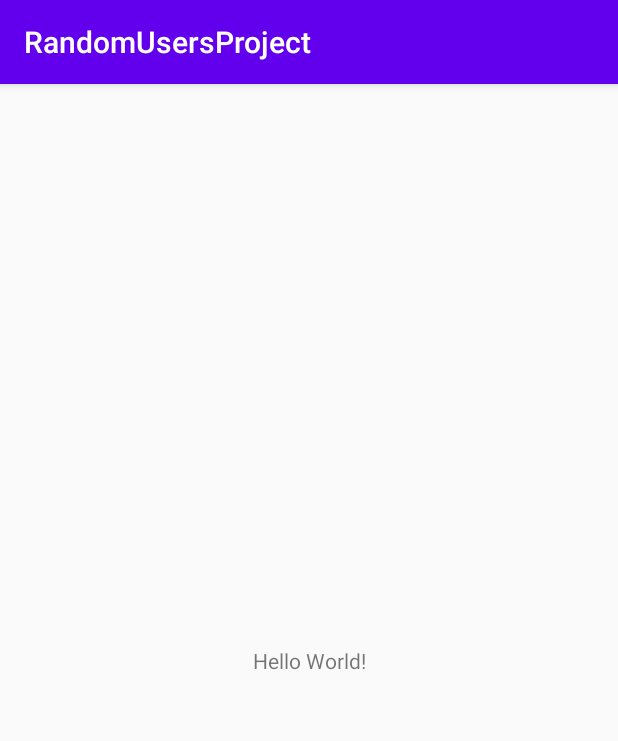
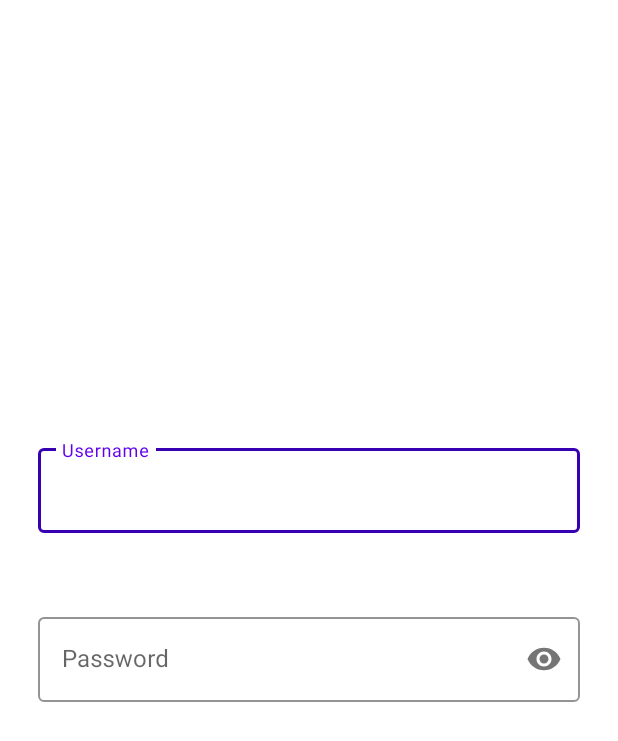
Before and after one commit to lshovgaryan/random_users_app, an Android app: the screen it shows after launch (MainActivity before the commit, LoginActivity after it), on a phone screen of 412 x 824 dp. Shown: the top 741 px of the screen. Run offline under Robolectric (Android 15) with nearby library versions, the phone set to English and light mode, and no system bars; our stand-ins replace data binding; 9 statements that could not run were skipped.

Commit message:
Prepare application sources for MVVM pattern.  Start to create Login Page.

```diff
--- a/app/src/main/AndroidManifest.xml
+++ b/app/src/main/AndroidManifest.xml
@@ -9,7 +9,7 @@
         android:roundIcon="@mipmap/ic_launcher_round"
         android:supportsRtl="true"
         android:theme="@style/AppTheme">
-        <activity android:name=".MainActivity">
+        <activity android:name=".ui.activities.LoginActivity">
             <intent-filter>
                 <action android:name="android.intent.action.MAIN" />
 
--- a/app/src/main/java/com/levon/randomusersproject/MainActivity.kt
+++ /dev/null
@@ -1,12 +0,0 @@
-package com.levon.randomusersproject
-
-import androidx.appcompat.app.AppCompatActivity
-import android.os.Bundle
-
-class MainActivity : AppCompatActivity() {
-
-    override fun onCreate(savedInstanceState: Bundle?) {
-        super.onCreate(savedInstanceState)
-        setContentView(R.layout.activity_main)
-    }
-}
--- /dev/null
+++ b/app/src/main/java/com/levon/randomusersproject/callbacks/LoginCallbacks.kt
@@ -0,0 +1,11 @@
+package com.levon.randomusersproject.callbacks
+
+import android.view.View
+
+interface LoginCallbacks {
+    fun onLoginSuccess()
+    fun onLoginFailure()
+    fun onRegisterSuccess()
+    fun onRegisterFailure()
+    fun onFocusChanged(): View.OnFocusChangeListener
+}
--- /dev/null
+++ b/app/src/main/java/com/levon/randomusersproject/ui/activities/LoginActivity.kt
@@ -0,0 +1,50 @@
+package com.levon.randomusersproject.ui.activities
+
+import android.content.Context
+import android.os.Bundle
+import android.view.View.OnFocusChangeListener
+import android.view.inputmethod.InputMethodManager
+import androidx.appcompat.app.AppCompatActivity
+import androidx.databinding.DataBindingUtil
+import androidx.lifecycle.ViewModelProvider
+import androidx.lifecycle.ViewModelProviders
+import com.levon.randomusersproject.R
+import com.levon.randomusersproject.callbacks.LoginCallbacks
+import com.levon.randomusersproject.databinding.ActivityLoginBinding
+import com.levon.randomusersproject.factories.LoginViewModelFactory
+import com.levon.randomusersproject.viewmodels.LoginViewModel
+
+class LoginActivity : AppCompatActivity(), LoginCallbacks {
+
+    override fun onCreate(savedInstanceState: Bundle?) {
+        super.onCreate(savedInstanceState)
+        val activityLoginBinding: ActivityLoginBinding = DataBindingUtil.
+            setContentView(this, R.layout.activity_login)
+        activityLoginBinding.viewModel = ViewModelProviders
+            .of(this, LoginViewModelFactory(this))
+            .get(LoginViewModel::class.java)
+    }
+
+    override fun onLoginSuccess() {
+
+    }
+
+    override fun onLoginFailure() {
+
+    }
+
+    override fun onRegisterSuccess() {
+
+    }
+
+    override fun onRegisterFailure() {
+
+    }
+
+    override fun onFocusChanged(): OnFocusChangeListener {
+        return OnFocusChangeListener { v, _ ->
+            val imm = getSystemService(Context.INPUT_METHOD_SERVICE) as InputMethodManager
+            imm.hideSoftInputFromWindow(v.windowToken, 0)
+        }
+    }
+}
--- /dev/null
+++ b/app/src/main/res/drawable/rounded_shape.xml
@@ -0,0 +1,8 @@
+<?xml version="1.0" encoding="utf-8"?>
+<selector xmlns:android="http://schemas.android.com/apk/res/android">
+
+    <solid android:color="@color/colorPrimaryDark"></solid>
+
+    <corners android:radius="15dp"></corners>
+
+</selector>
--- /dev/null
+++ b/app/src/main/res/layout/activity_login.xml
@@ -0,0 +1,88 @@
+<?xml version="1.0" encoding="utf-8"?>
+
+<layout
+    xmlns:android="http://schemas.android.com/apk/res/android"
+    xmlns:app="http://schemas.android.com/apk/res-auto"
+    xmlns:tools="http://schemas.android.com/tools">
+
+    <data>
+        <variable
+            name="viewModel"
+            type="com.levon.randomusersproject.viewmodels.LoginViewModel" />
+    </data>
+
+    <androidx.constraintlayout.widget.ConstraintLayout
+        android:layout_width="match_parent"
+        android:layout_height="match_parent"
+        tools:context=".ui.activities.LoginActivity">
+
+<!--        <ImageView-->
+<!--            android:layout_width="match_parent"-->
+<!--            android:layout_height="match_parent"-->
+<!--            android:scaleType="centerCrop"-->
+<!--            android:src="@drawable/login_background" />-->
+
+
+
+            <LinearLayout
+                android:layout_width="match_parent"
+                android:layout_height="wrap_content"
+                android:orientation="vertical"
+                app:layout_constraintBottom_toBottomOf="parent"
+                app:layout_constraintEnd_toEndOf="parent"
+                app:layout_constraintStart_toStartOf="parent"
+                app:layout_constraintTop_toTopOf="parent">
+
+                <com.google.android.material.textfield.TextInputLayout
+                    android:id="@+id/nameInputLayout"
+                    style="@style/Widget.MaterialComponents.TextInputLayout.OutlinedBox"
+                    android:layout_width="match_parent"
+                    android:layout_height="wrap_content"
+                    android:layout_margin="25dp"
+                    android:hint="@string/username"
+                    app:boxStrokeColor="@color/colorPrimaryDark"
+                    app:layout_constraintStart_toStartOf="parent"
+                    app:layout_constraintTop_toTopOf="parent">
+
+                    <com.google.android.material.textfield.TextInputEditText
+                        android:layout_width="match_parent"
+                        android:layout_height="match_parent"
+                        app:onFocusChanged="@{viewModel.onFocusChangedFromInput}"
+                        app:textChangedListener="@{viewModel.groupNameTextWatcher}"/>
+                </com.google.android.material.textfield.TextInputLayout>
+
+                <com.google.android.material.textfield.TextInputLayout
+                    android:id="@+id/passwordInputLayout"
+                    style="@style/Widget.MaterialComponents.TextInputLayout.OutlinedBox"
+                    android:layout_width="match_parent"
+                    android:layout_height="wrap_content"
+                    android:layout_margin="25dp"
+                    android:hint="@string/password"
+                    app:boxStrokeColor="@color/colorPrimaryDark"
+                    app:layout_constraintStart_toStartOf="parent"
+                    app:layout_constraintTop_toTopOf="parent"
+                    app:passwordToggleEnabled="true">
+
+                    <com.google.android.material.textfield.TextInputEditText
+                        android:layout_width="match_parent"
+                        android:layout_height="match_parent"
+                        android:inputType="textPassword"
+                        app:onFocusChanged="@{viewModel.onFocusChangedFromInput}"
+                        app:textChangedListener="@{viewModel.passwordTextWatcher}" />
+                </com.google.android.material.textfield.TextInputLayout>
+
+                <com.google.android.material.button.MaterialButton
+                    style="@style/AppTheme.RoundedCornerMaterialButton"
+                    android:layout_width="match_parent"
+                    android:layout_height="wrap_content"
+                    android:layout_gravity="center"
+                    android:layout_marginStart="50dp"
+                    android:layout_marginEnd="50dp"
+                    android:layout_marginBottom="15dp"
+                    android:text="@string/sign_in"
+                    android:textColor="@color/white"
+                    android:onClick="@{viewModel::onLoginButtonClicked}"/>
+            </LinearLayout>
+
+    </androidx.constraintlayout.widget.ConstraintLayout>
+</layout>
--- a/app/src/main/res/layout/activity_main.xml
+++ /dev/null
@@ -1,18 +0,0 @@
-<?xml version="1.0" encoding="utf-8"?>
-<androidx.constraintlayout.widget.ConstraintLayout xmlns:android="http://schemas.android.com/apk/res/android"
-    xmlns:app="http://schemas.android.com/apk/res-auto"
-    xmlns:tools="http://schemas.android.com/tools"
-    android:layout_width="match_parent"
-    android:layout_height="match_parent"
-    tools:context=".MainActivity">
-
-    <TextView
-        android:layout_width="wrap_content"
-        android:layout_height="wrap_content"
-        android:text="Hello World!"
-        app:layout_constraintBottom_toBottomOf="parent"
-        app:layout_constraintLeft_toLeftOf="parent"
-        app:layout_constraintRight_toRightOf="parent"
-        app:layout_constraintTop_toTopOf="parent" />
-
-</androidx.constraintlayout.widget.ConstraintLayout>
--- a/app/src/main/res/values/colors.xml
+++ b/app/src/main/res/values/colors.xml
@@ -3,4 +3,5 @@
     <color name="colorPrimary">#6200EE</color>
     <color name="colorPrimaryDark">#3700B3</color>
     <color name="colorAccent">#03DAC5</color>
+    <color name="white">#FFFF</color>
 </resources>
--- a/app/src/main/res/values/strings.xml
+++ b/app/src/main/res/values/strings.xml
@@ -1,3 +1,6 @@
 <resources>
     <string name="app_name">RandomUsersProject</string>
+    <string name="sign_in">Sign in</string>
+    <string name="password">Password</string>
+    <string name="username">Username</string>
 </resources>
--- a/app/src/main/res/values/styles.xml
+++ b/app/src/main/res/values/styles.xml
@@ -1,11 +1,15 @@
 <resources>
 
     <!-- Base application theme. -->
-    <style name="AppTheme" parent="Theme.AppCompat.Light.DarkActionBar">
+    <style name="AppTheme" parent="Theme.MaterialComponents.DayNight.NoActionBar">
         <!-- Customize your theme here. -->
         <item name="colorPrimary">@color/colorPrimary</item>
         <item name="colorPrimaryDark">@color/colorPrimaryDark</item>
         <item name="colorAccent">@color/colorAccent</item>
     </style>
 
+    <style name="AppTheme.RoundedCornerMaterialButton" parent="TextAppearance.MaterialComponents.Button">
+        <item name="android:background">@drawable/rounded_shape</item>
+    </style>
+
 </resources>
--- a/build.gradle
+++ b/build.gradle
@@ -10,7 +10,7 @@ buildscript {
     dependencies {
         classpath 'com.android.tools.build:gradle:3.6.1'
         classpath "org.jetbrains.kotlin:kotlin-gradle-plugin:$kotlin_version"
-
+        classpath 'com.google.gms:google-services:4.3.3'
         // NOTE: Do not place your application dependencies here; they belong
         // in the individual module build.gradle files
     }
```
Also changed, not shown: app/build.gradle (+11 -0 lines), app/src/main/java/com/levon/randomusersproject/binding_adapters/EditTextBindingAdapter.kt (added, +16 -0 lines), app/src/main/java/com/levon/randomusersproject/factories/LoginViewModelFactory.kt (added, +13 -0 lines), app/src/main/java/com/levon/randomusersproject/models/LoginModel.kt (added, +13 -0 lines), app/src/main/java/com/levon/randomusersproject/viewmodels/LoginViewModel.kt (added, +77 -0 lines), 1 other file.
